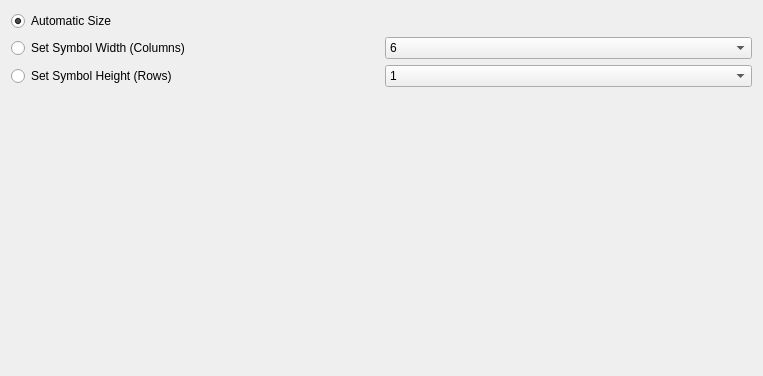
Above: zint/frontend_qt/grpCodablockF.ui from prefetchnta/mybuild before the change. Below: the same form after it.
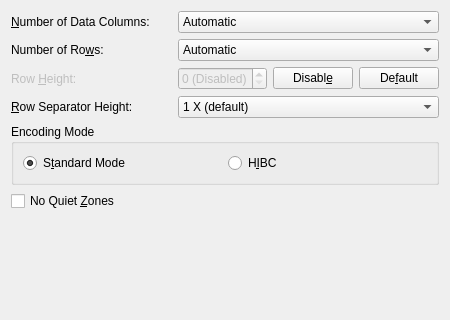
That is the form after the change.

Diff of the .ui file:
```diff
--- a/zint/frontend_qt/grpCodablockF.ui
+++ b/zint/frontend_qt/grpCodablockF.ui
@@ -6,38 +6,40 @@
    <rect>
     <x>0</x>
     <y>0</y>
-    <width>763</width>
-    <height>376</height>
+    <width>450</width>
+    <height>320</height>
    </rect>
   </property>
+  <property name="maximumSize">
+   <size>
+    <width>600</width>
+    <height>16777215</height>
+   </size>
+  </property>
   <property name="windowTitle">
    <string>Form</string>
   </property>
   <layout class="QVBoxLayout" name="verticalLayout">
    <item>
-    <layout class="QGridLayout" name="gridLayout">
-     <item row="2" column="0">
-      <widget class="QRadioButton" name="radCbfSetHeight">
+    <layout class="QGridLayout" name="gridLayoutCbf">
+     <item row="0" column="0">
+      <widget class="QLabel" name="lblCbfWidth">
        <property name="text">
-        <string>Set Symbol Height (Rows)</string>
+        <string>&amp;Number of Data Columns:</string>
        </property>
-      </widget>
-     </item>
-     <item row="1" column="0">
-      <widget class="QRadioButton" name="radCbfSetWidth">
-       <property name="text">
-        <string>Set Symbol Width (Columns)</string>
+       <property name="toolTip">
+        <string>Set number of data characters in a row</string>
        </property>
-       <property name="checked">
-        <bool>false</bool>
+       <property name="buddy">
+        <cstring>cmbCbfWidth</cstring>
        </property>
       </widget>
      </item>
-     <item row="1" column="2">
+     <item row="0" column="1">
       <widget class="QComboBox" name="cmbCbfWidth">
        <item>
         <property name="text">
-         <string>6</string>
+         <string>Automatic</string>
         </property>
        </item>
        <item>
@@ -137,8 +139,32 @@
        </item>
       </widget>
      </item>
-     <item row="2" column="2">
+     <item row="1" column="0">
+      <widget class="QLabel" name="lblCbfHeight">
+       <property name="text">
+        <string>Number of Ro&amp;ws:</string>
+       </property>
+       <property name="toolTip">
+        <string>Set number of rows</string>
+       </property>
+       <property name="buddy">
+        <cstring>cmbCbfHeight</cstring>
+       </property>
+      </widget>
+     </item>
+     <item row="1" column="1">
       <widget class="QComboBox" name="cmbCbfHeight">
+       <property name="maxVisibleItems">
+        <number>21</number>
+       </property>
+       <property name="toolTip">
+        <string>Set number of rows</string>
+       </property>
+       <item>
+        <property name="text">
+         <string>Automatic</string>
+        </property>
+       </item>
        <item>
         <property name="text">
          <string>1</string>
@@ -266,27 +292,228 @@
        </item>
       </widget>
      </item>
-     <item row="0" column="0">
-      <widget class="QRadioButton" name="radCbfAutosize">
+     <item row="2" column="0">
+      <widget class="QLabel" name="lblCbfHeightPerRow">
+       <property name="enabled">
+        <bool>false</bool>
+       </property>
+       <property name="toolTip">
+        <string>Height per row in X-dimensions
+Only available if &quot;Automatic Height&quot; in
+the Appearance tab is not checked
+(ignored if disabled)</string>
+       </property>
        <property name="text">
-        <string>Automatic Size</string>
+        <string>Row &amp;Height:</string>
        </property>
-       <property name="checked">
-        <bool>true</bool>
+       <property name="alignment">
+        <set>Qt::AlignLeading|Qt::AlignLeft|Qt::AlignVCenter</set>
        </property>
+       <property name="buddy">
+        <cstring>spnCbfHeightPerRow</cstring>
+       </property>
+      </widget>
+     </item>
+     <item row="2" column="1">
+      <layout class="QHBoxLayout" name="horzLayoutCbfHeightPerRow">
+       <item>
+        <widget class="QDoubleSpinBox" name="spnCbfHeightPerRow">
+         <property name="enabled">
+          <bool>false</bool>
+         </property>
+         <property name="toolTip">
+        <string>Height per row in X-dimensions
+Only available if &quot;Automatic Height&quot; in
+the Appearance tab is not checked
+(ignored if disabled)</string>
+         </property>
+         <property name="accelerated">
+          <bool>true</bool>
+         </property>
+         <property name="prefix">
+          <string/>
+         </property>
+         <property name="suffix">
+          <string> X</string>
+         </property>
+         <property name="decimals">
+          <number>3</number>
+         </property>
+         <property name="minimum">
+          <double>0</double>
+         </property>
+         <property name="maximum">
+          <double>2000.000000000000000</double>
+         </property>
+         <property name="singleStep">
+          <double>0.100000000000000</double>
+         </property>
+         <property name="value">
+          <double>0</double>
+         </property>
+         <property name="specialValueText">
+          <string>0 (Disabled)</string>
+         </property>
+        </widget>
+       </item>
+       <item>
+        <widget class="QPushButton" name="btnCbfHeightPerRowDisable">
+         <property name="toolTip">
+          <string>Set height per row to 0
+(&quot;Height&quot; in the Appearance
+tab will be re-enabled)</string>
+         </property>
+         <property name="text">
+          <string>Disabl&amp;e</string>
+         </property>
+         <property name="sizePolicy">
+          <sizepolicy hsizetype="Preferred" vsizetype="Fixed">
+           <horstretch>1</horstretch>
+           <verstretch>0</verstretch>
+          </sizepolicy>
+         </property>
+         <property name="sizeHint" stdset="0">
+          <size>
+           <width>30</width>
+           <height>20</height>
+          </size>
+         </property>
+        </widget>
+       </item>
+       <item>
+        <widget class="QPushButton" name="btnCbfHeightPerRowDefault">
+         <property name="toolTip">
+          <string>Set height per row to default value</string>
+         </property>
+         <property name="text">
+          <string>De&amp;fault</string>
+         </property>
+         <property name="sizePolicy">
+          <sizepolicy hsizetype="Preferred" vsizetype="Fixed">
+           <horstretch>1</horstretch>
+           <verstretch>0</verstretch>
+          </sizepolicy>
+         </property>
+         <property name="sizeHint" stdset="0">
+          <size>
+           <width>30</width>
+           <height>20</height>
+          </size>
+         </property>
+        </widget>
+       </item>
+      </layout>
+     </item>
+     <item row="3" column="0">
+      <widget class="QLabel" name="lblCbfRowSepHeight">
+       <property name="text">
+        <string>&amp;Row Separator Height:</string>
+       </property>
+       <property name="toolTip">
+        <string>Height in X-dimensions of horizontal lines
+separating rows</string>
+       </property>
+       <property name="buddy">
+        <cstring>cmbCbfRowSepHeight</cstring>
+       </property>
+      </widget>
+     </item>
+     <item row="3" column="1">
+      <widget class="QComboBox" name="cmbCbfRowSepHeight">
+       <property name="toolTip">
+        <string>Height in X-dimensions of horizontal lines
+separating rows</string>
+       </property>
+       <item>
+        <property name="text">
+         <string>1 X (default)</string>
+        </property>
+       </item>
+       <item>
+        <property name="text">
+         <string>2 X</string>
+        </property>
+       </item>
+       <item>
+        <property name="text">
+         <string>3 X</string>
+        </property>
+       </item>
+       <item>
+        <property name="text">
+         <string>4 X</string>
+        </property>
+       </item>
       </widget>
      </item>
     </layout>
    </item>
    <item>
-    <spacer name="verticalSpacer">
+    <widget class="QGroupBox" name="groupBoxCbfEncodingMode">
+     <property name="title">
+      <string>Encoding Mode</string>
+     </property>
+     <property name="toolTip">
+      <string>How to process data</string>
+     </property>
+     <layout class="QHBoxLayout" name="horizontalCbfLayout">
+      <property name="sizeConstraint">
+       <enum>QLayout::SetMinimumSize</enum>
+      </property>
+      <item>
+       <widget class="QRadioButton" name="radCbfStand">
+        <property name="text">
+         <string>S&amp;tandard Mode</string>
+        </property>
+        <property name="toolTip">
+         <string>Process data as normal</string>
+        </property>
+        <property name="checked">
+         <bool>true</bool>
+        </property>
+       </widget>
+      </item>
+      <item>
+       <widget class="QRadioButton" name="radCbfHIBC">
+        <property name="text">
+         <string>H&amp;IBC</string>
+        </property>
+        <property name="toolTip">
+         <string>Process data as a Health Industry Barcode (HIBC)
+Labeler Identification Code (LIC)
+For Provider Applications Standard (PAS), preface
+the data with a slash &quot;/&quot;</string>
+        </property>
+       </widget>
+      </item>
+     </layout>
+    </widget>
+   </item>
+   <item>
+    <widget class="QCheckBox" name="chkCbfNoQuietZones">
+     <property name="text">
+      <string>No Quiet &amp;Zones</string>
+     </property>
+     <property name="checked">
+      <bool>false</bool>
+     </property>
+     <property name="toolTip">
+      <string>Do not add quiet zones to whitespace</string>
+     </property>
+    </widget>
+   </item>
+   <item>
+    <spacer name="verticalSpacerCbf">
      <property name="orientation">
       <enum>Qt::Vertical</enum>
      </property>
+     <property name="sizeType">
+      <enum>QSizePolicy::MinimumExpanding</enum>
+     </property>
      <property name="sizeHint" stdset="0">
       <size>
        <width>20</width>
-       <height>40</height>
+       <height>43</height>
       </size>
      </property>
     </spacer>
```
Left out of the diff: 341 changed lines with no effect on the pictures.
